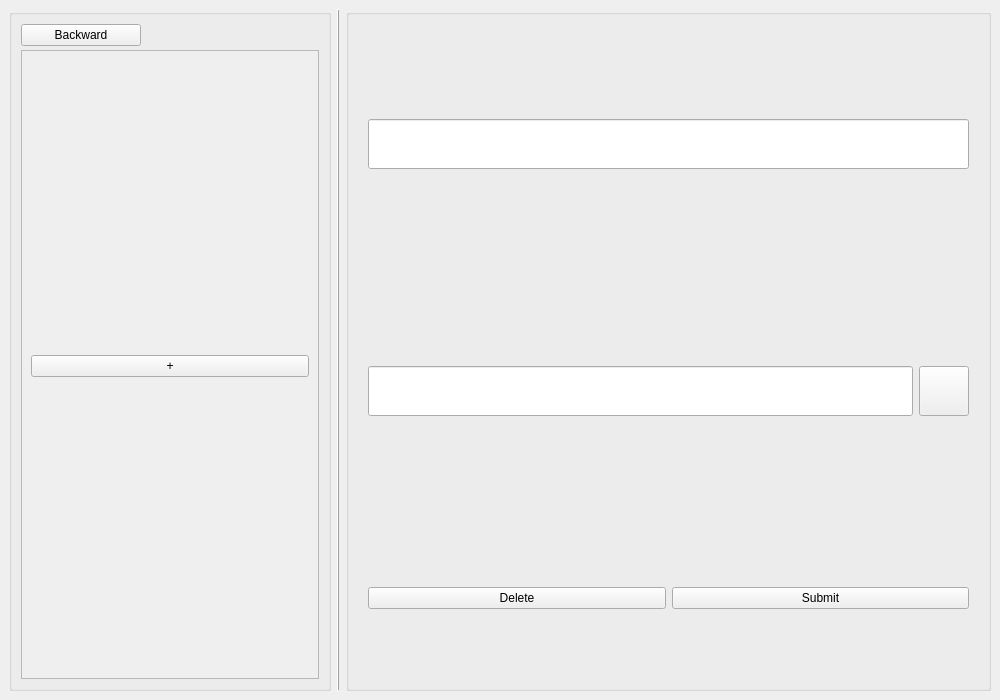
Above: listset.ui from 454270186/XJCO2811_UserInterface before the change. Below: the same form after it.
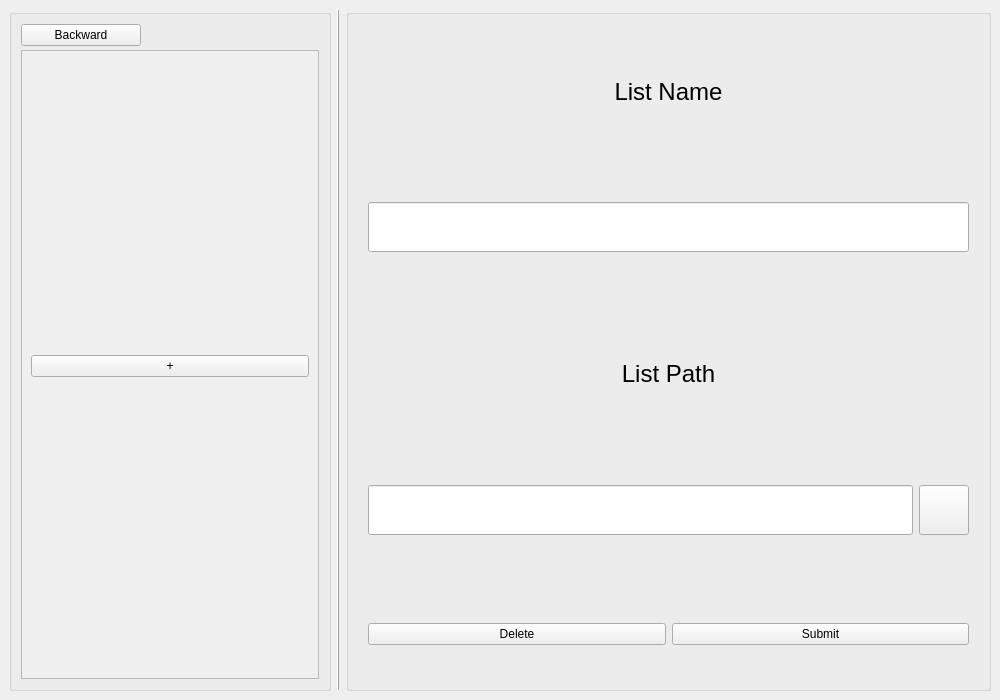
That is the form after the change.

Commit message: feat: added head labels of forms.

```diff
--- a/listset.ui
+++ b/listset.ui
@@ -168,15 +168,30 @@
       <property name="title">
        <string/>
       </property>
-      <layout class="QVBoxLayout" name="verticalLayout" stretch="3,3,2">
+      <layout class="QVBoxLayout" name="verticalLayout" stretch="3,3,3,3,2">
+       <item>
+        <widget class="QLabel" name="label_name">
+         <property name="font">
+          <font>
+           <pointsize>18</pointsize>
+          </font>
+         </property>
+         <property name="text">
+          <string>List Name</string>
+         </property>
+         <property name="alignment">
+          <set>Qt::AlignCenter</set>
+         </property>
+        </widget>
+       </item>
        <item>
         <widget class="QWidget" name="widget_name" native="true">
-         <layout class="QHBoxLayout" name="horizontalLayout_3">
+         <layout class="QVBoxLayout" name="verticalLayout_2">
           <property name="leftMargin">
            <number>10</number>
           </property>
           <property name="topMargin">
-           <number>10</number>
+           <number>0</number>
           </property>
           <property name="rightMargin">
            <number>10</number>
@@ -203,6 +218,21 @@
          </layout>
         </widget>
        </item>
+       <item>
+        <widget class="QLabel" name="label_path">
+         <property name="font">
+          <font>
+           <pointsize>18</pointsize>
+          </font>
+         </property>
+         <property name="text">
+          <string>List Path</string>
+         </property>
+         <property name="alignment">
+          <set>Qt::AlignCenter</set>
+         </property>
+        </widget>
+       </item>
        <item>
         <widget class="QWidget" name="widget_path" native="true">
          <property name="minimumSize">
@@ -222,7 +252,7 @@
            <number>10</number>
           </property>
           <property name="topMargin">
-           <number>10</number>
+           <number>0</number>
           </property>
           <property name="rightMargin">
            <number>10</number>
```
The commit also changes 1 other file.
